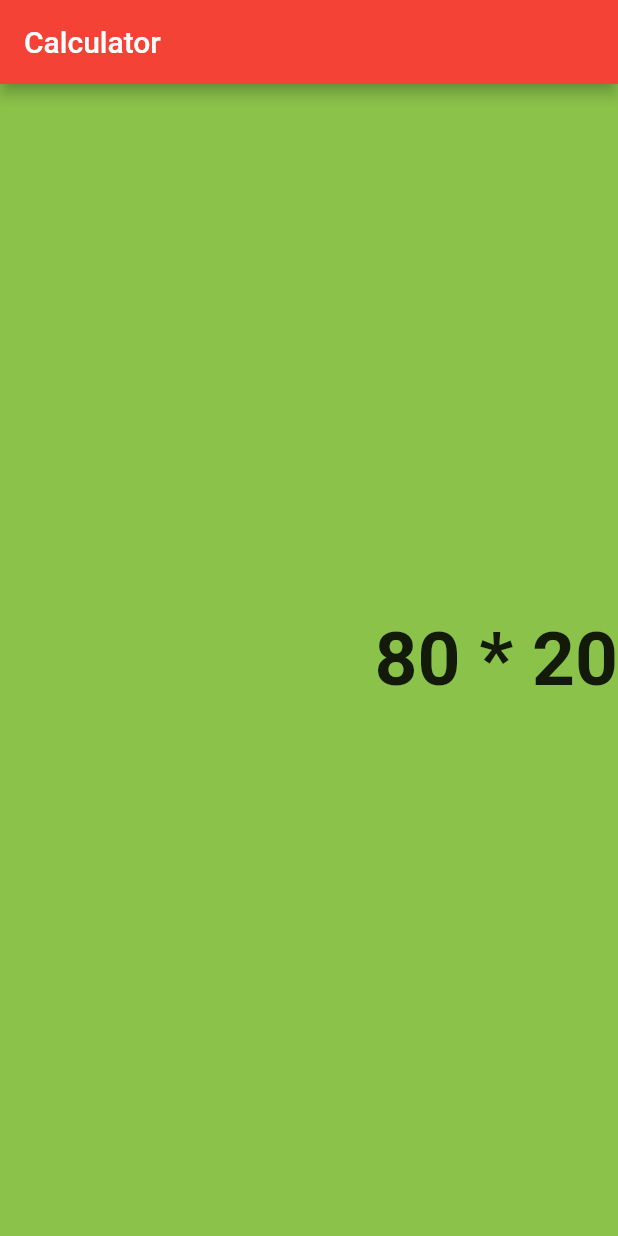
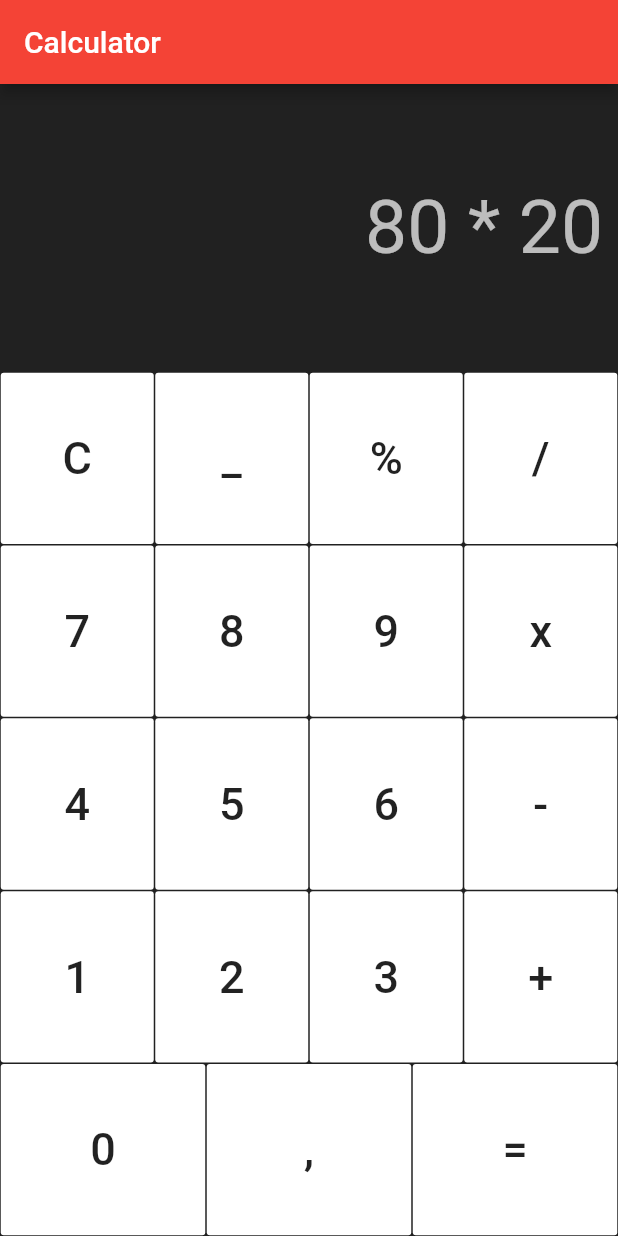
Before and after one commit to mobileappdevhm/calc-orb1005, a Flutter app: the screen it shows after launch, on a phone screen of 412 x 824 dp. Run offline on Flutter 3.47's test engine with Material 2 defaults, Android fonts, the phone set to English and light mode, and no system bars.

Commit message:
created layout

```diff
--- a/lib/main.dart
+++ b/lib/main.dart
@@ -32,14 +32,29 @@ class _MyHomePageState extends State<MyHomePage> {
         children: <Widget>[
           new Expanded(
             child: new Container(
-              color: Colors.lightGreen,
+              color: Colors.black87,
+              padding: const EdgeInsets.all(10.0),
               child: new Align(
                 alignment: Alignment.centerRight,
                 child: new Text(
                   "80 * 20",
-                  style: new TextStyle(
-                      fontWeight: FontWeight.bold, fontSize: 50.0),
+                  style: new TextStyle(fontSize: 50.0, color: Colors.white70),
                 ),
+              ),
+            ),
+          ),
+          new Expanded(
+            flex: 3,
+            child: new Container(
+              color: Colors.black87,
+              child: new Column(
+                children: <Widget>[
+                  makeButtons("C_%/"),
+                  makeButtons("789x"),
+                  makeButtons("456-"),
+                  makeButtons("123+"),
+                  makeButtons("0,=")
+                ],
               ),
             ),
           ),
@@ -47,4 +62,39 @@ class _MyHomePageState extends State<MyHomePage> {
       ),
     );
   }
+
+  Widget makeButtons(String row) {
+    List<String> token = row.split("");
+    return new Expanded(
+      flex: 1,
+      child: new Row(
+        crossAxisAlignment: CrossAxisAlignment.stretch,
+        children: token.map((e) => new CalcButton(keyvalue: e)).toList(),
+      ),
+    );
+  }
 }
+
+class CalcButton extends StatelessWidget {
+  CalcButton({this.keyvalue});
+
+  final String keyvalue;
+
+  @override
+  Widget build(BuildContext context) {
+    return new Expanded(
+      child: new Container(
+        margin: const EdgeInsets.all(0.5),
+        child: new FlatButton(
+            color: Colors.white,
+            child: new Center(
+              child: new Text(
+                keyvalue,
+                style: new TextStyle(fontSize: 30.0),
+              ),
+            ),
+            onPressed: () {}),
+      ),
+    );
+  }
+}
```
